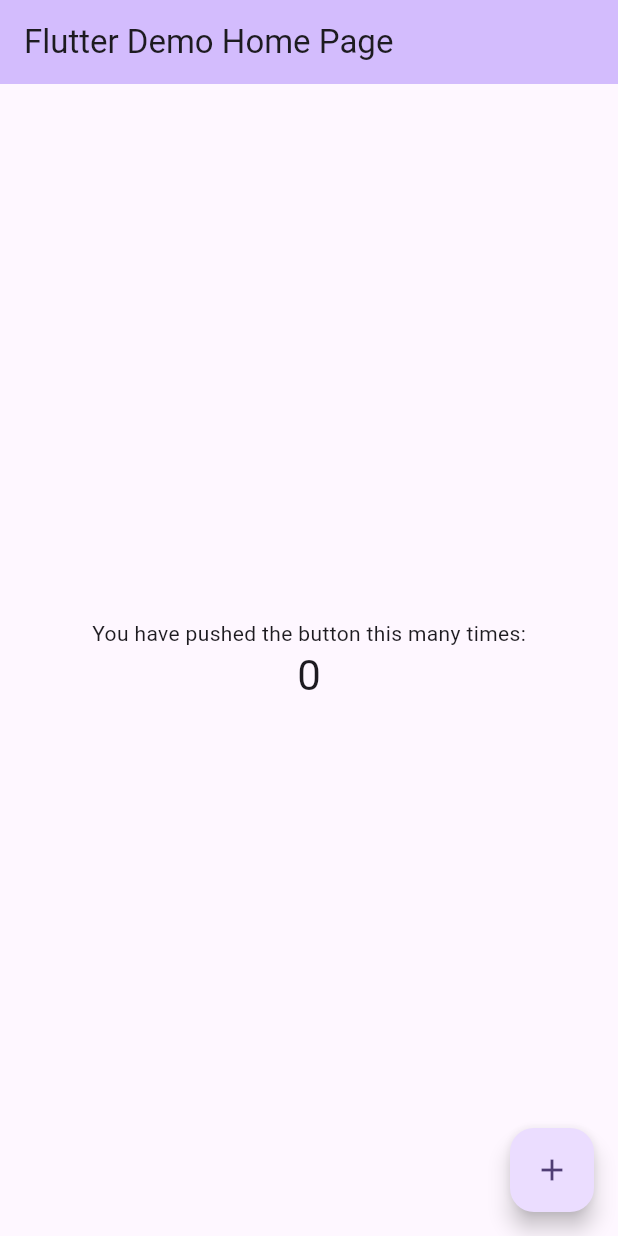
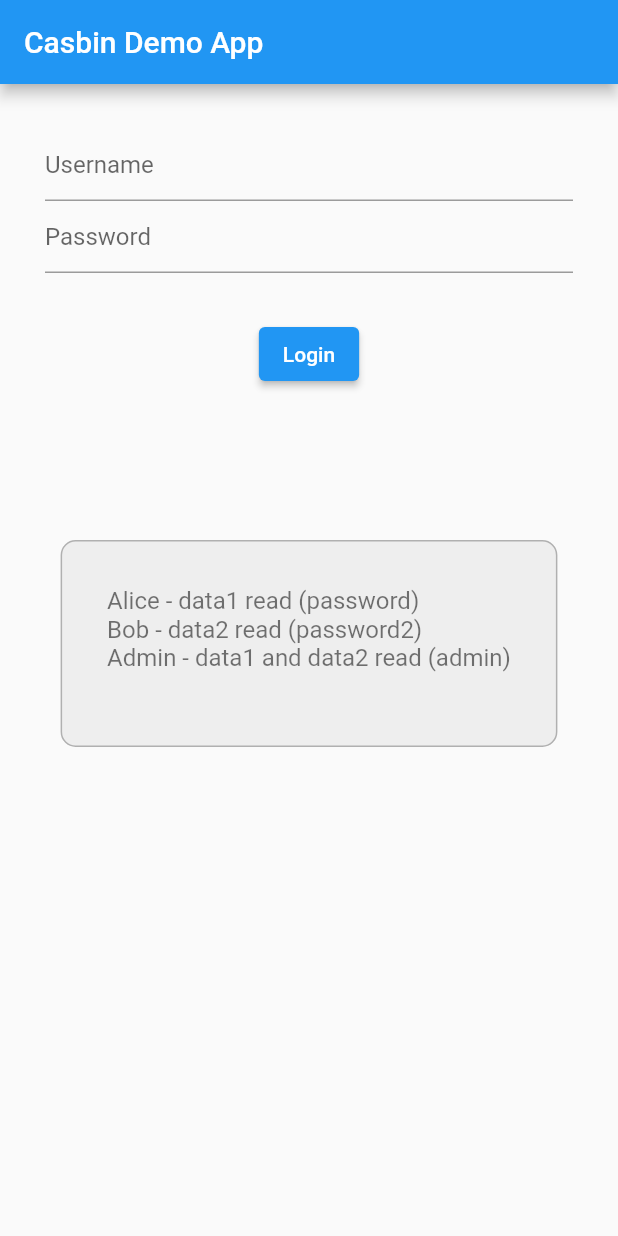
Before and after one commit to smarts-uz/flutter_casbin_testapp, a Flutter app: the screen it shows after launch, on a phone screen of 412 x 824 dp. Run offline on Flutter 3.47's test engine with Material 2 defaults, Android fonts, the phone set to English and light mode, and no system bars; missing offline and left inert: casbin.

Commit message:
carbin access control example added

```diff
--- /dev/null
+++ b/lib/backend.dart
@@ -0,0 +1,31 @@
+import 'db.dart' as db;
+
+// this file simulates backend calls
+
+bool login(String username, String password) {
+  return db.usersDb[username.toLowerCase().trim()] == password.trim();
+}
+
+String getModel() {
+  return '''[request_definition]
+r = sub, obj, act
+
+[policy_definition]
+p = sub, obj, act
+
+[role_definition]
+g = _, _
+
+[policy_effect]
+e = some(where (p.eft == allow))
+
+[matchers]
+m = g(r.sub, p.sub) && r.obj == p.obj && r.act == p.act''';
+}
+
+String getPolicy() {
+  return '''p,alice,data1,read
+p,bob,data2,read
+p,admin,data1,read
+p,admin,data2,read''';
+}
--- /dev/null
+++ b/lib/db.dart
@@ -0,0 +1,7 @@
+//this file acts as a database for user and password
+
+const usersDb = {
+  'alice': 'password',
+  'bob': 'password2',
+  'admin': 'admin',
+};
--- a/lib/main.dart
+++ b/lib/main.dart
@@ -1,4 +1,7 @@
+import 'package:casbin/casbin.dart';
 import 'package:flutter/material.dart';
+import 'backend.dart';
+import 'data_screen.dart';
 
 void main() {
   runApp(const MyApp());
@@ -7,119 +10,117 @@ void main() {
 class MyApp extends StatelessWidget {
   const MyApp({super.key});
 
-  // This widget is the root of your application.
   @override
   Widget build(BuildContext context) {
     return MaterialApp(
-      title: 'Flutter Demo',
+      title: 'Casbin',
       theme: ThemeData(
-        // This is the theme of your application.
-        //
-        // TRY THIS: Try running your application with "flutter run". You'll see
-        // the application has a blue toolbar. Then, without quitting the app,
-        // try changing the seedColor in the colorScheme below to Colors.green
-        // and then invoke "hot reload" (save your changes or press the "hot
-        // reload" button in a Flutter-supported IDE, or press "r" if you used
-        // the command line to start the app).
-        //
-        // Notice that the counter didn't reset back to zero; the application
-        // state is not lost during the reload. To reset the state, use hot
-        // restart instead.
-        //
-        // This works for code too, not just values: Most code changes can be
-        // tested with just a hot reload.
-        colorScheme: ColorScheme.fromSeed(seedColor: Colors.deepPurple),
-        useMaterial3: true,
+        primarySwatch: Colors.blue,
       ),
-      home: const MyHomePage(title: 'Flutter Demo Home Page'),
+      debugShowCheckedModeBanner: false,
+      home: const MyHomePage(),
     );
   }
 }
 
 class MyHomePage extends StatefulWidget {
-  const MyHomePage({super.key, required this.title});
-
-  // This widget is the home page of your application. It is stateful, meaning
-  // that it has a State object (defined below) that contains fields that affect
-  // how it looks.
-
-  // This class is the configuration for the state. It holds the values (in this
-  // case the title) provided by the parent (in this case the App widget) and
-  // used by the build method of the State. Fields in a Widget subclass are
-  // always marked "final".
-
-  final String title;
+  const MyHomePage({super.key});
 
   @override
   State<MyHomePage> createState() => _MyHomePageState();
 }
 
 class _MyHomePageState extends State<MyHomePage> {
-  int _counter = 0;
-
-  void _incrementCounter() {
-    setState(() {
-      // This call to setState tells the Flutter framework that something has
-      // changed in this State, which causes it to rerun the build method below
-      // so that the display can reflect the updated values. If we changed
-      // _counter without calling setState(), then the build method would not be
-      // called again, and so nothing would appear to happen.
-      _counter++;
-    });
-  }
+  final username = TextEditingController();
+  final password = TextEditingController();
 
   @override
   Widget build(BuildContext context) {
-    // This method is rerun every time setState is called, for instance as done
-    // by the _incrementCounter method above.
-    //
-    // The Flutter framework has been optimized to make rerunning build methods
-    // fast, so that you can just rebuild anything that needs updating rather
-    // than having to individually change instances of widgets.
     return Scaffold(
       appBar: AppBar(
-        // TRY THIS: Try changing the color here to a specific color (to
-        // Colors.amber, perhaps?) and trigger a hot reload to see the AppBar
-        // change color while the other colors stay the same.
-        backgroundColor: Theme.of(context).colorScheme.inversePrimary,
-        // Here we take the value from the MyHomePage object that was created by
-        // the App.build method, and use it to set our appbar title.
-        title: Text(widget.title),
+        title: const Text('Casbin Demo App'),
       ),
-      body: Center(
-        // Center is a layout widget. It takes a single child and positions it
-        // in the middle of the parent.
-        child: Column(
-          // Column is also a layout widget. It takes a list of children and
-          // arranges them vertically. By default, it sizes itself to fit its
-          // children horizontally, and tries to be as tall as its parent.
-          //
-          // Column has various properties to control how it sizes itself and
-          // how it positions its children. Here we use mainAxisAlignment to
-          // center the children vertically; the main axis here is the vertical
-          // axis because Columns are vertical (the cross axis would be
-          // horizontal).
-          //
-          // TRY THIS: Invoke "debug painting" (choose the "Toggle Debug Paint"
-          // action in the IDE, or press "p" in the console), to see the
-          // wireframe for each widget.
-          mainAxisAlignment: MainAxisAlignment.center,
-          children: <Widget>[
-            const Text(
-              'You have pushed the button this many times:',
-            ),
-            Text(
-              '$_counter',
-              style: Theme.of(context).textTheme.headlineMedium,
-            ),
-          ],
+      body: SingleChildScrollView(
+        child: Container(
+          padding: const EdgeInsets.all(30),
+          child: Column(
+            mainAxisAlignment: MainAxisAlignment.start,
+            children: <Widget>[
+              TextField(
+                controller: username,
+                decoration: const InputDecoration(
+                  hintText: 'Username',
+                ),
+              ),
+              TextField(
+                controller: password,
+                decoration: const InputDecoration(
+                  hintText: 'Password',
+                ),
+              ),
+              const SizedBox(
+                height: 30,
+              ),
+              ElevatedButton(
+                onPressed: () =>
+                    authenticate(username.text, password.text, context),
+                child: const Text('Login'),
+              ),
+              const SizedBox(
+                height: 100,
+              ),
+              Container(
+                padding: const EdgeInsets.all(30),
+                decoration: BoxDecoration(
+                  color: Colors.grey.shade200,
+                  border: Border.all(
+                    style: BorderStyle.solid,
+                    color: Colors.black26,
+                  ),
+                  borderRadius: BorderRadius.circular(10),
+                ),
+                child: const Text(
+                  'Alice - data1 read (password)\nBob - data2 read (password2)\nAdmin - data1 and data2 read (admin)\n',
+                  style: TextStyle(
+                    fontSize: 16,
+                    color: Colors.black54,
+                  ),
+                ),
+              )
+            ],
+          ),
         ),
       ),
-      floatingActionButton: FloatingActionButton(
-        onPressed: _incrementCounter,
-        tooltip: 'Increment',
-        child: const Icon(Icons.add),
-      ), // This trailing comma makes auto-formatting nicer for build methods.
     );
   }
 }
+
+authenticate(String username, String password, BuildContext context) {
+  if (login(username, password)) {
+    // create model object by getting model string from backend
+    final model = Model()..loadModelFromText(getModel());
+    final enforcer = Enforcer.fromModelAndAdapter(model);
+
+    // add user permission to enforcer object by getting policy strings from
+    // the backend
+    getPolicy().split('\n').forEach((element) {
+      final user = element.split(',')[1].trim();
+      final permission = element.split(',').sublist(2);
+
+      enforcer.addPermissionForUser(user, permission);
+    });
+
+    Navigator.of(context).pushReplacement(
+      MaterialPageRoute(
+        builder: (context) =>
+            DataScreen(username.toLowerCase().trim(), enforcer),
+      ),
+    );
+  } else {
+    ScaffoldMessenger.of(context).showSnackBar(
+      const SnackBar(
+        content: Text('Incorrect username or password'),
+      ),
+    );
+  }
+}
```
Also changed, not shown: lib/data_screen.dart (added, +92 -0 lines).
